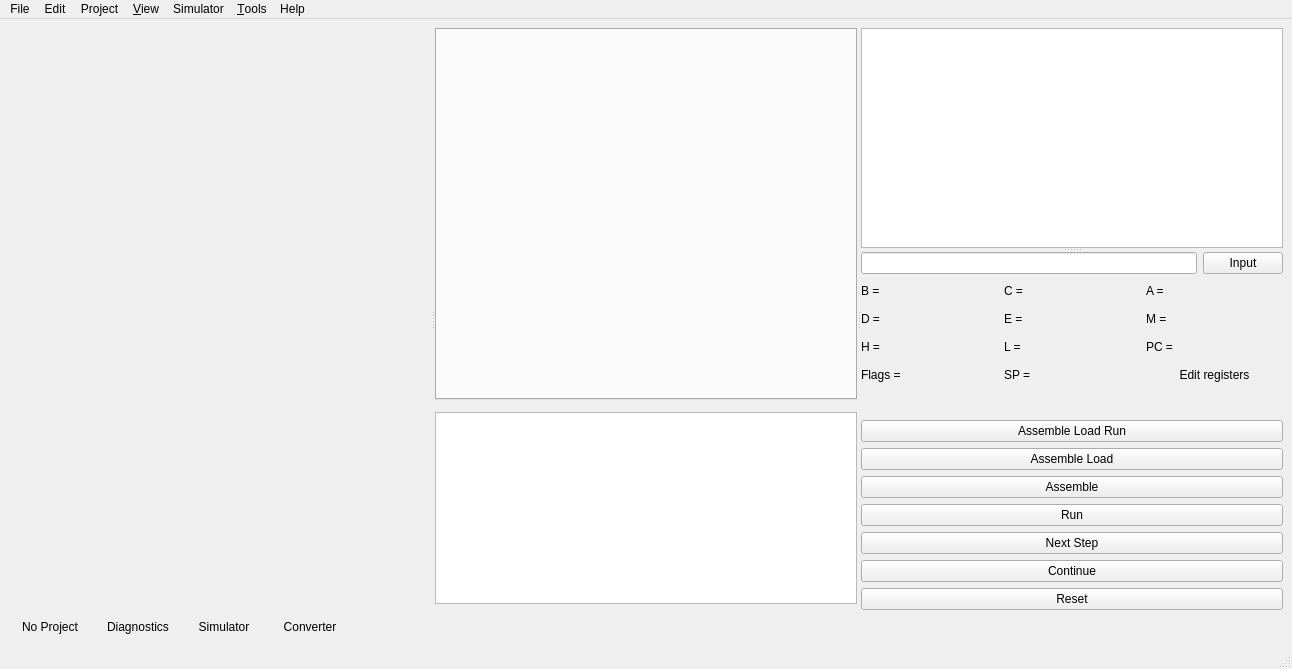
Old version of the form src/mainwindow.ui in the repository N1vn0vem8er/8080ide.
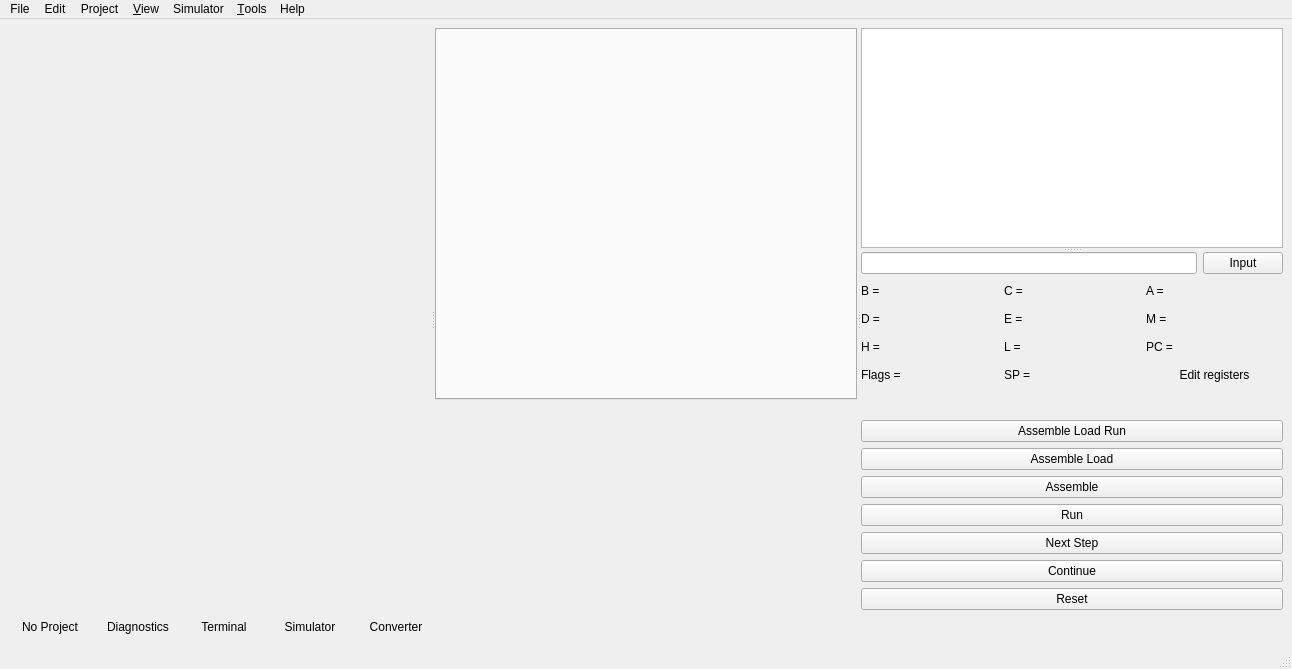
New version of the form. Icons and pictures are not drawn. Custom widgets are drawn as their Qt base class.

Commit message: Started adding terminal to ui

What changed in the file:
```diff
--- a/src/mainwindow.ui
+++ b/src/mainwindow.ui
@@ -70,6 +70,10 @@
            <widget class="NumberConverterWidget" name="numConverter" native="true"/>
           </item>
           <item>
+           <widget class="QStackedWidget" name="centralStackedWidget">
+            <property name="currentIndex">
+             <number>1</number>
+            </property>
            <widget class="QPlainTextEdit" name="logsOutputWidget">
             <property name="undoRedoEnabled">
              <bool>false</bool>
@@ -78,6 +82,8 @@
              <bool>true</bool>
             </property>
            </widget>
+            <widget class="TerminalWidget" name="terminalWidget"/>
+           </widget>
           </item>
           <item>
            <widget class="SearchWidget" name="searchWidget" native="true"/>
@@ -333,6 +339,16 @@
         </property>
        </widget>
       </item>
+      <item>
+       <widget class="QPushButton" name="terminalButton">
+        <property name="text">
+         <string>Terminal</string>
+        </property>
+        <property name="flat">
+         <bool>true</bool>
+        </property>
+       </widget>
+      </item>
       <item>
        <widget class="QPushButton" name="simulatorButton">
         <property name="text">
@@ -1123,6 +1139,12 @@
    <header>utils/git/gitwidget.h</header>
    <container>1</container>
   </customwidget>
+  <customwidget>
+   <class>TerminalWidget</class>
+   <extends>QWidget</extends>
+   <header>widgets/terminalwidget.h</header>
+   <container>1</container>
+  </customwidget>
  </customwidgets>
  <resources>
   <include location="resources/icons/icons.qrc"/>
```
Lines whose indentation alone changed are shown as unchanged. The commit also changes 8 other files.
